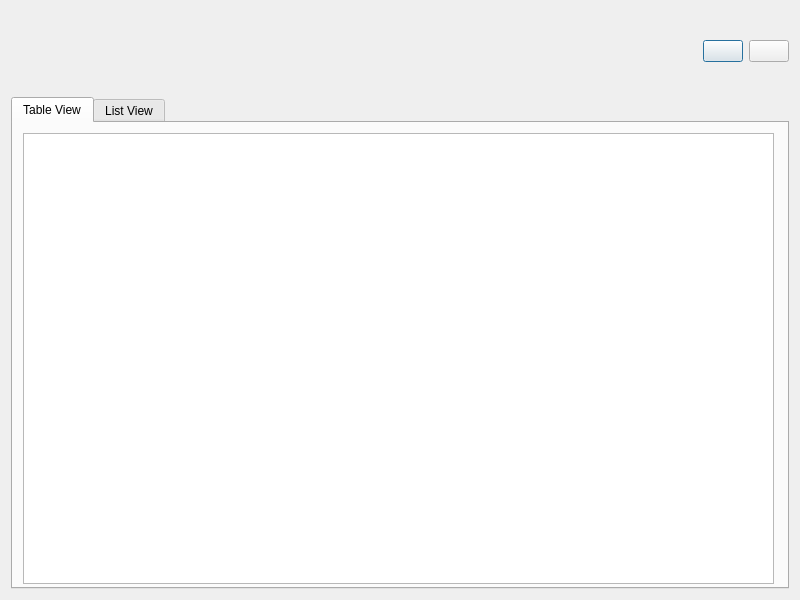
First picture: the form in tableviewdialog.ui, repository gboduljak/cross-tasky, before the edit.
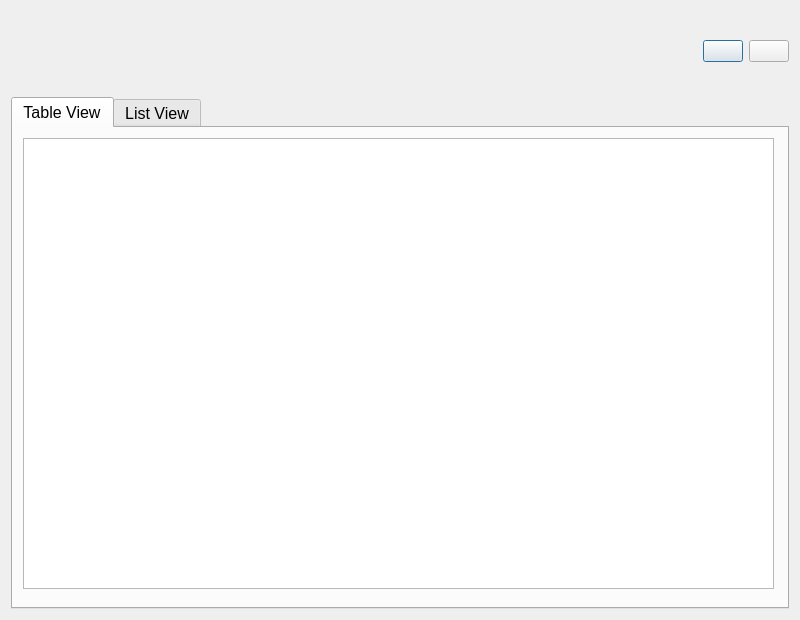
Second picture: the form after the edit. Icons and pictures are not drawn.

```diff
--- a/tableviewdialog.ui
+++ b/tableviewdialog.ui
@@ -7,19 +7,19 @@
     <x>0</x>
     <y>0</y>
     <width>800</width>
-    <height>600</height>
+    <height>620</height>
    </rect>
   </property>
   <property name="minimumSize">
    <size>
     <width>800</width>
-    <height>600</height>
+    <height>620</height>
    </size>
   </property>
   <property name="maximumSize">
    <size>
     <width>800</width>
-    <height>600</height>
+    <height>620</height>
    </size>
   </property>
   <property name="windowTitle">
@@ -103,6 +103,12 @@
      </item>
      <item>
       <widget class="QTabWidget" name="tabWidget">
+       <property name="font">
+        <font>
+         <family>Segoe UI</family>
+         <pointsize>12</pointsize>
+        </font>
+       </property>
        <property name="currentIndex">
         <number>0</number>
        </property>
```
